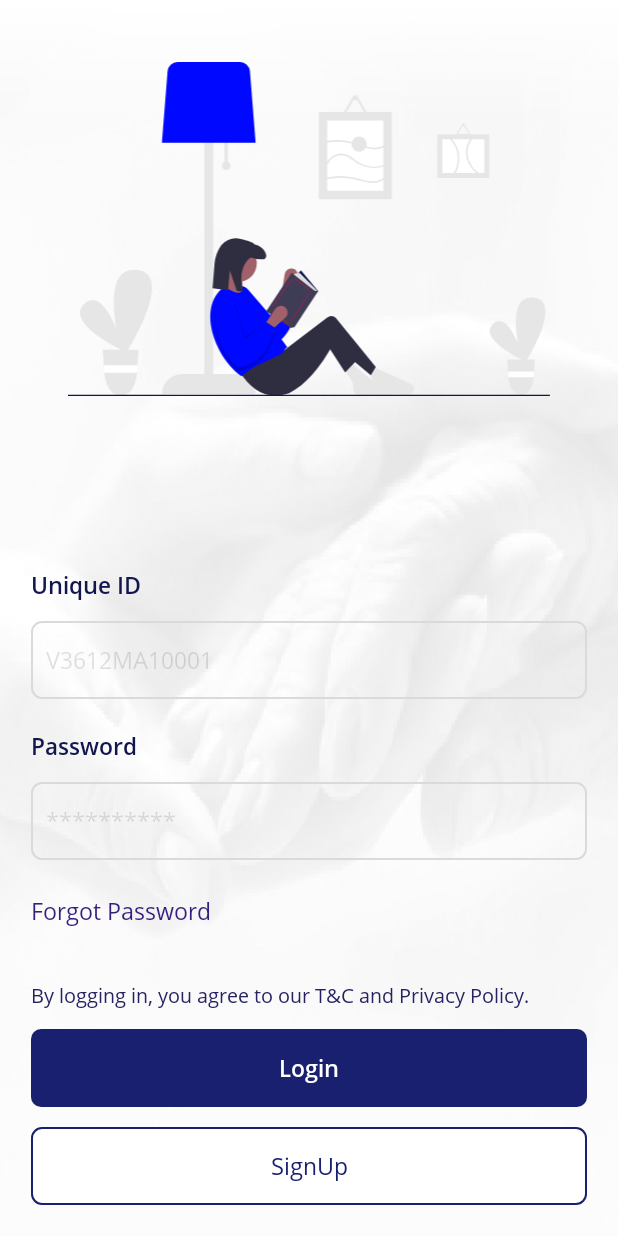
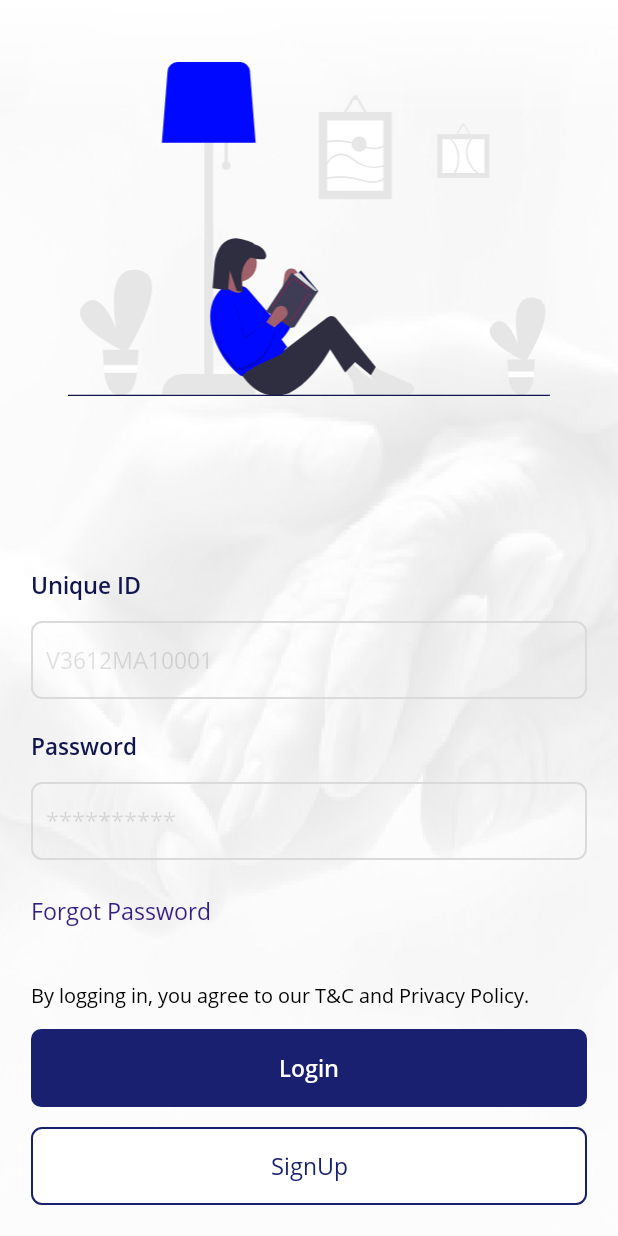
Before and after one commit to harshit2020cse/loginprofileapi, an Android app: the screen it shows after launch (MainActivity), on a phone screen of 412 x 824 dp. Run offline under Robolectric (Android 15) with nearby library versions, the phone set to English and light mode, and no system bars; our stand-ins replace data binding, sdp/ssp sizes; 1 statement that could not run was skipped.

Commit message:
splash ui done

```diff
--- a/app/build.gradle
+++ b/app/build.gradle
@@ -47,6 +47,7 @@ dependencies {
     implementation 'androidx.appcompat:appcompat:1.2.0'
     implementation 'androidx.constraintlayout:constraintlayout:2.0.4'
     implementation "org.jetbrains.kotlin:kotlin-stdlib:$kotlin_version"
+    implementation 'androidx.legacy:legacy-support-v4:1.0.0'
 
     /** ANDROID UNIT TESTS */
     testImplementation 'junit:junit:4.13.2'
--- a/app/src/main/java/com/example/apipractice/view/fragments/login/LoginFragment.kt
+++ b/app/src/main/java/com/example/apipractice/view/fragments/login/LoginFragment.kt
@@ -1,5 +1,6 @@
 package com.example.apipractice.view.fragments.login
 
+import `in`.sarangal.lib.spantastic.Spantastic
 import android.os.Bundle
 import android.view.LayoutInflater
 import android.view.View
@@ -38,9 +39,35 @@ class LoginFragment : Fragment() {
         binding.executePendingBindings()
 
         setClickListener()
+
+        spanString()
     }
 
     private fun setClickListener() {
 
     }
+
+    /**
+     * Set Spannable Texts
+     * */
+    private fun spanString() {
+        binding.termConditionsTextView.let {
+            val termConditionKey = resources.getString(R.string.terms_condition_key)
+            val privacyPolicyKey = resources.getString(R.string.privacy_policy_key)
+            Spantastic.SpantasticBuilder(requireContext(), it, it.text.toString())
+                .setSpanList(listOf(termConditionKey, privacyPolicyKey))
+                .setSpanColor(resources.getColor(R.color.colorOnBlue))
+                .setClickCallback { spanString, _ ->
+                    when (spanString) {
+                        termConditionKey -> {
+
+                        }
+                        privacyPolicyKey -> {
+
+                        }
+                    }
+                }
+                .apply()
+        }
+    }
 }
--- /dev/null
+++ b/app/src/main/java/com/example/apipractice/view/fragments/splash/SplashFragment.kt
@@ -0,0 +1,52 @@
+package com.example.apipractice.view.fragments.splash
+
+import android.os.Bundle
+import androidx.fragment.app.Fragment
+import android.view.LayoutInflater
+import android.view.View
+import android.view.ViewGroup
+import androidx.databinding.DataBindingUtil
+import androidx.lifecycle.ViewModelProvider
+import androidx.navigation.fragment.NavHostFragment
+import androidx.navigation.fragment.findNavController
+import com.example.apipractice.R
+import com.example.apipractice.databinding.FragmentLoginBinding
+import com.example.apipractice.databinding.FragmentSplashBinding
+import com.example.apipractice.view.fragments.login.LoginViewModel
+
+class SplashFragment : Fragment() {
+
+    lateinit var binding: FragmentSplashBinding
+    lateinit var splashViewModel: SplashViewModel
+
+    override fun onCreateView(
+        inflater: LayoutInflater, container: ViewGroup?,
+        savedInstanceState: Bundle?
+    ): View? {
+        // Inflate the layout for this fragment
+        binding = DataBindingUtil.inflate(
+            layoutInflater,
+            R.layout.fragment_splash,
+            container,
+            false
+        )
+        return binding.root
+    }
+
+    override fun onViewCreated(view: View, savedInstanceState: Bundle?) {
+        super.onViewCreated(view, savedInstanceState)
+
+        binding.lifecycleOwner = this
+        splashViewModel = ViewModelProvider(this).get(SplashViewModel::class.java)
+        binding.viewModel = splashViewModel
+        binding.executePendingBindings()
+
+        findNavController().navigate(R.id.action_splashFragment_to_loginFragment)
+
+        setClickListener()
+    }
+
+    private fun setClickListener() {
+
+    }
+}
--- /dev/null
+++ b/app/src/main/java/com/example/apipractice/view/fragments/splash/SplashViewModel.kt
@@ -0,0 +1,7 @@
+package com.example.apipractice.view.fragments.splash
+
+import androidx.lifecycle.ViewModel
+
+class SplashViewModel() : ViewModel() {
+
+}
--- /dev/null
+++ b/app/src/main/res/anim/fade_in.xml
@@ -0,0 +1,7 @@
+<?xml version="1.0" encoding="utf-8"?>
+<set xmlns:android="http://schemas.android.com/apk/res/android">
+    <alpha
+        android:duration="@android:integer/config_mediumAnimTime"
+        android:fromAlpha="0.0"
+        android:toAlpha="1.0"/>
+</set>
--- /dev/null
+++ b/app/src/main/res/anim/fade_out.xml
@@ -0,0 +1,6 @@
+<set xmlns:android="http://schemas.android.com/apk/res/android">
+    <alpha
+            android:duration="@android:integer/config_mediumAnimTime"
+            android:fromAlpha="1.0"
+            android:toAlpha="0.0"/>
+</set>
--- /dev/null
+++ b/app/src/main/res/anim/slide_in_right.xml
@@ -0,0 +1,7 @@
+<?xml version="1.0" encoding="utf-8"?>
+<set xmlns:android="http://schemas.android.com/apk/res/android">
+
+    <translate android:fromXDelta="100%" android:toXDelta="0%"
+               android:fromYDelta="0%" android:toYDelta="0%"
+               android:duration="400"/>
+</set>
--- /dev/null
+++ b/app/src/main/res/anim/slide_out_right.xml
@@ -0,0 +1,7 @@
+<?xml version="1.0" encoding="utf-8"?>
+<set xmlns:android="http://schemas.android.com/apk/res/android">
+
+    <translate android:fromXDelta="0%" android:toXDelta="100%"
+               android:fromYDelta="0%" android:toYDelta="0%"
+               android:duration="400"/>
+</set>
--- a/app/src/main/res/layout/activity_main.xml
+++ b/app/src/main/res/layout/activity_main.xml
@@ -51,4 +51,5 @@
             app:menu="@menu/menu_bottom_navigation_view" />
 
     </androidx.constraintlayout.widget.ConstraintLayout>
+
 </layout>
--- a/app/src/main/res/layout/fragment_login.xml
+++ b/app/src/main/res/layout/fragment_login.xml
@@ -90,7 +90,7 @@
                 style="@style/TextViewStyle.REGULAR"
                 android:layout_marginBottom="@dimen/_10sdp"
                 android:text="@string/accept_terms_privacy_text"
-                android:textColor="@color/colorOnDarkBlue"
+                android:textColor="@color/black"
                 app:layout_constraintBottom_toTopOf="@id/login_button"
                 app:layout_constraintEnd_toEndOf="parent"
                 app:layout_constraintStart_toStartOf="parent" />
--- a/app/src/main/res/navigation/navigation_graph.xml
+++ b/app/src/main/res/navigation/navigation_graph.xml
@@ -3,11 +3,28 @@
     xmlns:app="http://schemas.android.com/apk/res-auto"
     xmlns:tools="http://schemas.android.com/tools"
     android:id="@+id/navigation_graph"
-    app:startDestination="@id/loginFragment">
+    app:startDestination="@id/splashFragment">
+
+
+    <fragment
+        android:id="@+id/splashFragment"
+        android:name="com.example.apipractice.view.fragments.splash.SplashFragment"
+        android:label="SplashFragment"
+        tools:layout="@layout/fragment_splash">
+        <action
+            android:id="@+id/action_splashFragment_to_loginFragment"
+            app:destination="@id/loginFragment"
+            app:enterAnim="@anim/slide_in_right"
+            app:exitAnim="@anim/fade_out"
+            app:popEnterAnim="@anim/fade_in"
+            app:popExitAnim="@anim/slide_out_right"
+            app:popUpTo="@id/splashFragment"
+            app:popUpToInclusive="true" />
+    </fragment>
 
     <fragment
         android:id="@+id/loginFragment"
         android:name="com.example.apipractice.view.fragments.login.LoginFragment"
         android:label="LoginFragment"
-        tools:layout="@layout/fragment_login"/>
+        tools:layout="@layout/fragment_login" />
 </navigation>
--- a/app/src/main/res/values/strings.xml
+++ b/app/src/main/res/values/strings.xml
@@ -18,5 +18,7 @@
     <string name="forgot_password">Forgot Password</string>
     <string name="login">Login</string>
     <string name="signup">SignUp</string>
+    <!-- TODO: Remove or change this placeholder text -->
+    <string name="hello_blank_fragment">Hello blank fragment</string>
 
 </resources>
```
Also changed, not shown: app/src/main/res/anim/slide_in_left.xml (added, +7 -0 lines), app/src/main/res/anim/slide_out_left.xml (added, +7 -0 lines), app/src/main/res/layout/fragment_splash.xml (added, +27 -0 lines).
